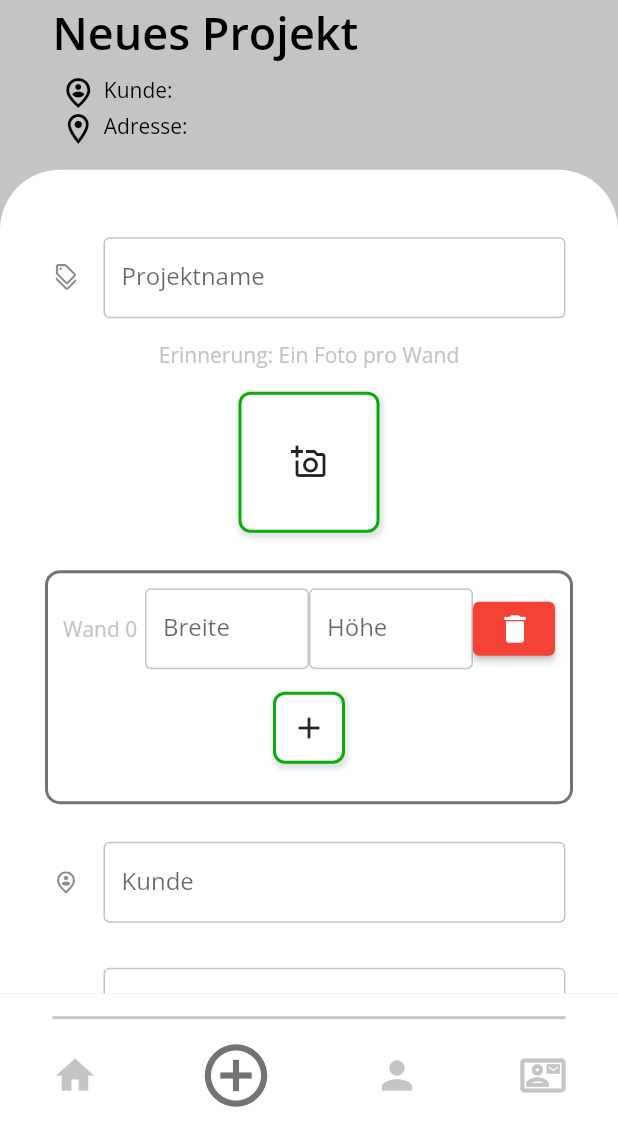
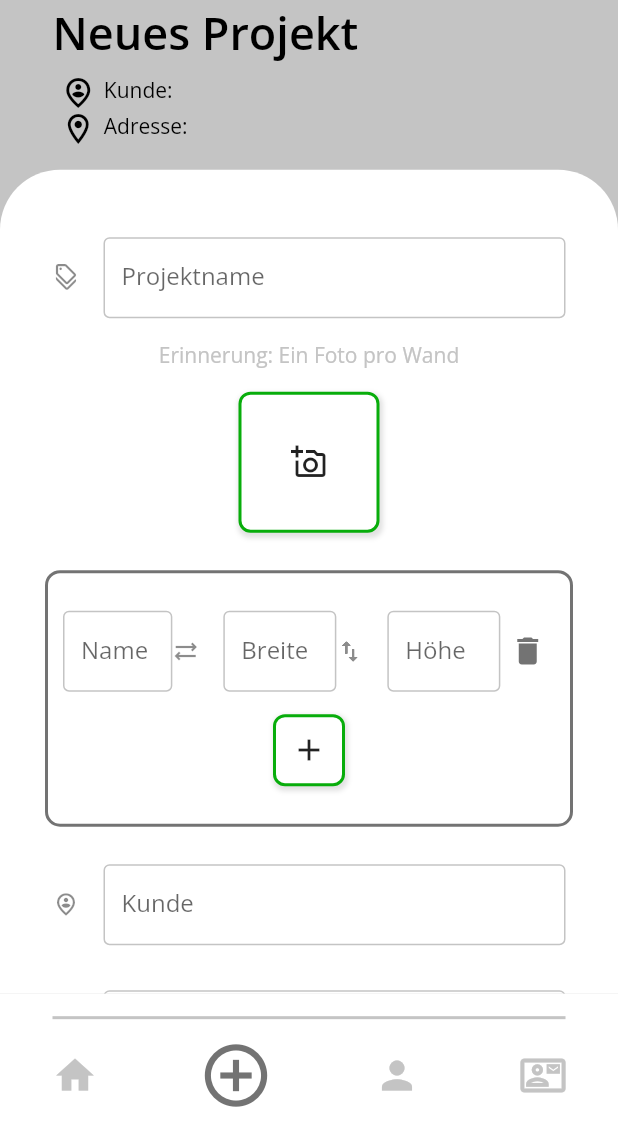
Before and after one commit to jmu-informationsystemsgroup/PJS_SS_22_KI_Materialbedarfsplanung, a Flutter app: the screen it shows after launch, item 2 of the bottom bar chosen, after a tap on "Wand hinzufügen", on a phone screen of 412 x 824 dp, the part 105-1236 px from its top. Run offline on Flutter 3.47's test engine with Material 2 defaults, Android fonts, the phone set to English and light mode, and no system bars; our stand-ins replace camera, full_screen_image_null_safe, google_fonts, image_picker, native_device_orientation and 2 more; missing offline and left inert: dart:ffi, downloads_path_provider_28, file_support, relative_scale; accounts and stored records are empty.

Commit message:
edited mvp mvp_walls

```diff
--- a/frontend/prototype/lib/backend/data_base_functions.dart
+++ b/frontend/prototype/lib/backend/data_base_functions.dart
@@ -185,7 +185,7 @@ class DataBase {
       wall.width = element["width"];
       wall.height = element["height"];
       wall.id = element["id"];
-      wall.type = element["type"];
+      wall.name = element["name"];
       finishedWalls.add(wall);
     });
 
--- a/frontend/prototype/lib/backend/helper_objects.dart
+++ b/frontend/prototype/lib/backend/helper_objects.dart
@@ -165,9 +165,7 @@ class Wall {
   double width = 0.0;
   double height = 0.0;
   int id = 0;
-
-  /// 0 = Wand, 1 = Decke
-  int type = 0;
+  String name = "";
 }
 
 class CustomCameraImage {
--- a/frontend/prototype/lib/screens/create_new_project/_main_view.dart
+++ b/frontend/prototype/lib/screens/create_new_project/_main_view.dart
@@ -54,6 +54,7 @@ class _NewProjectState extends State<NewProject> {
   var showState = false;
   int projectId = 0;
   List<CustomCameraImage> galleryPictures = [];
+  List<Wall> walls = [];
   int state = 0;
   Content content = NewProject.cache;
 
@@ -65,6 +66,7 @@ class _NewProjectState extends State<NewProject> {
       DeviceOrientation.portraitUp,
       DeviceOrientation.portraitDown,
     ]);
+    walls = NewProject.cache.walls;
     galleryPictures = NewProject.cache.pictures;
   }
 
@@ -393,8 +395,12 @@ class _NewProjectState extends State<NewProject> {
                     //  creationMode: true,
                   ),
                   MVPWalls(
+                    editWalls: walls,
                     outcomeWalls: (walls) {
-                      NewProject.cache.walls = walls;
+                      setState(() {
+                        NewProject.cache.walls = walls;
+                        content.walls = walls;
+                      });
                     },
                   ),
                   InputField(
--- a/frontend/prototype/lib/screens/create_new_project/mvp_walls.dart
+++ b/frontend/prototype/lib/screens/create_new_project/mvp_walls.dart
@@ -6,6 +6,7 @@ import 'package:prototype/backend/helper_objects.dart';
 import 'package:prototype/components/custom_container_border.dart';
 import 'package:prototype/components/input_field.dart';
 import 'package:prototype/screens/create_new_project/_main_view.dart';
+import 'package:prototype/styles/general.dart';
 
 import '../../components/button_row_multiple_icons.dart';
 import '../../styles/container.dart';
@@ -25,21 +26,32 @@ class _MVPWalls extends State<MVPWalls> {
   final TextEditingController nameController = TextEditingController();
   bool addVisabilty = false;
   Map<int, Widget> walls = {};
-  List<Wall> safeList = [];
+  Map<int, Wall> safeList = {};
+  int startId = 0;
 
   @override
   void initState() {
     // TODO: implement initState
     super.initState();
-    safeList = widget.editWalls;
+    if (widget.editWalls.isNotEmpty) {
+      startId = widget.editWalls.last.id;
+
       setUpWidgetMap();
+    }
+
     getWallsVisability();
   }
 
   setUpWidgetMap() {
     widget.editWalls.forEach((element) {
       setState(() {
-        walls[element.id] = newWall(element.id);
+        safeList[element.id] = element;
+        walls[element.id] = newWall(
+          widgetId: element.id,
+          width: element.width,
+          height: element.height,
+          name: element.name,
+        );
       });
     });
   }
@@ -56,7 +68,7 @@ class _MVPWalls extends State<MVPWalls> {
     }
   }
 
-  switchVisablity() {
+  bool switchVisablity() {
     if (addVisabilty) {
       return false;
     } else {
@@ -66,75 +78,98 @@ class _MVPWalls extends State<MVPWalls> {
 
   safeWall(Wall wall) {
     if (wall.height != 0.0 && wall.width != 0.0) {
-      safeList.add(wall);
+      setState(() {
+        safeList[wall.id] = wall;
+      });
     }
     safeList.removeWhere(
-        (element) => (element.width == 0.0 || element.height == 0.0));
+        (key, element) => (element.width == 0.0 || element.height == 0.0));
 
-    widget.outcomeWalls(safeList);
+    widget.outcomeWalls(safeList.values.toList());
 
     //test
     print(
         "-------------------------> current wall: ${wall.id} safeListLength ${safeList.length}");
-    safeList.forEach((element) {
+    safeList.values.toList().forEach((element) {
       print(
-          "------------------------->id: ${element.id} width: ${element.width} height: ${element.height}");
+          "------------------------->id: ${element.id} width:  ${wall.width} sf ${element.width} height:  ${wall.height} sf ${element.height}");
     });
   }
 
   removeWall(int id) {
-    safeList.removeWhere((element) => element.id == id);
+    safeList.removeWhere((key, element) => element.id == id);
   }
 
-  Widget newWall(int widgetId) {
-    Wall newWall = Wall();
-    newWall.id = widgetId;
+  String setUpValue(double value) {
+    if (value == 0.0) {
+      return "";
+    } else {
+      return value.toString();
+    }
+  }
 
-    Flex container = Flex(
+  Widget newWall({
+    required int widgetId,
+    double width = 0.0,
+    double height = 0.0,
+    String name = "",
+  }) {
+    Wall wall = Wall();
+    wall.id = widgetId;
+
+    Container container = Container(
+      margin: EdgeInsets.fromLTRB(0, 15, 0, 0),
+      child: Flex(
         direction: Axis.horizontal,
         children: <Widget>[
           Expanded(
-            child: Text(
-          "Wand ${widgetId}",
-          style: ContainerStyles.getTextStyle(),
-        )),
-        Expanded(
             flex: 2,
             child: InputField(
+                value: name,
+                disableMargin: true,
+                saveTo: (text) {
+                  wall.name = text;
+                  safeWall(wall);
+                },
+                labelText: "Name"),
+          ),
+          Expanded(
+            flex: 3,
+            child: InputField(
+                value: setUpValue(width),
                 inputType: TextInputType.number,
                 disableMargin: true,
-              saveTo: (text) => {
-                    if (text == "")
-                      {newWall.height = 0.0}
-                    else
-                      {
-                        newWall.width = double.parse(text),
-                      },
-                    safeWall(newWall),
-                    safeWall(newWall),
+                icon: Icons.sync_alt_outlined,
+                saveTo: (text) {
+                  if (text == "") {
+                    wall.width = 0.0;
+                  } else {
+                    wall.width = double.parse(text);
+                  }
+                  safeWall(wall);
                 },
                 labelText: "Breite"),
           ),
           Expanded(
-          flex: 2,
+            flex: 3,
             child: InputField(
+                icon: Icons.swap_vert_outlined,
+                value: setUpValue(height),
                 inputType: TextInputType.number,
                 disableMargin: true,
-              saveTo: (text) => {
-                    if (text == "")
-                      {newWall.height = 0.0}
-                    else
-                      {
-                        newWall.height = double.parse(text),
-                      },
-                    safeWall(newWall),
+                saveTo: (text) {
+                  if (text == "") {
+                    wall.height = 0.0;
+                  } else {
+                    wall.height = double.parse(text);
+                  }
+                  safeWall(wall);
                 },
                 labelText: "Höhe"),
           ),
           Expanded(
-          child: ElevatedButton(
-            style: ElevatedButton.styleFrom(primary: Colors.red),
-            onPressed: () {
+            child: GestureDetector(
+              onTap: () {
                 setState(
                   () {
                     walls.removeWhere((key, value) => key == widgetId);
@@ -143,15 +178,21 @@ class _MVPWalls extends State<MVPWalls> {
                 );
                 removeWall(widgetId);
               },
-            child: Icon(Icons.delete),
+              child: Center(
+                child: Icon(
+                  Icons.delete,
+                  color: GeneralStyle.getDarkGray(),
+                ),
+              ),
             ),
           ),
         ],
+      ),
     );
+
     return container;
   }
 
-  int i = 0;
   @override
   Widget build(BuildContext context) {
     return Column(
@@ -168,8 +209,8 @@ class _MVPWalls extends State<MVPWalls> {
                     children: [Icon(Icons.add)],
                     onPressed: () {
                       setState(() {
-                        walls[i] = newWall(i);
-                        i += 1;
+                        walls[startId] = newWall(widgetId: startId);
+                        startId += 1;
                       });
                     }),
               ],
@@ -182,8 +223,8 @@ class _MVPWalls extends State<MVPWalls> {
             onPressed: () {
               setState(
                 () {
-                  walls[i] = newWall(i);
-                  i += 1;
+                  walls[startId] = newWall(widgetId: startId);
+                  startId += 1;
                   getWallsVisability();
                 },
               );
```
Lines whose indentation alone changed are shown as unchanged.
